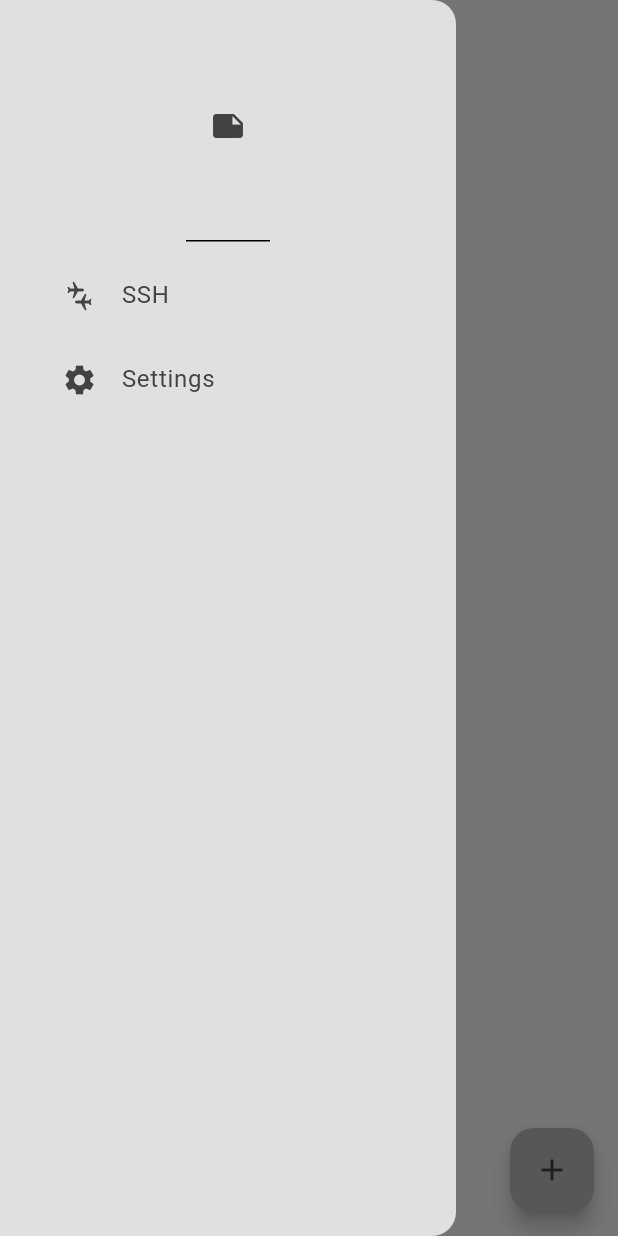
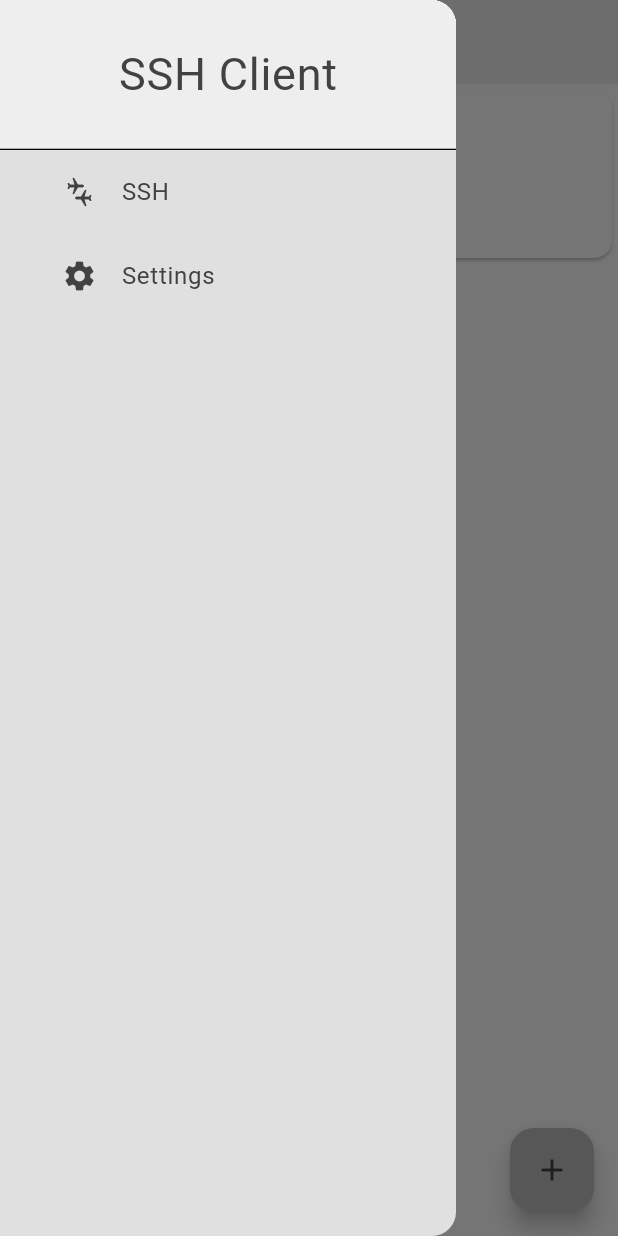
Before and after one commit to antonio-paulino/sshclient, a Flutter app: the screen it shows after launch, with the side drawer open, on a phone screen of 412 x 824 dp. Run offline on Flutter 3.47's test engine with Material 3 defaults, Android fonts, the phone set to English and light mode, and no system bars; our stand-ins replace hive, hive_flutter, shared_preferences; missing offline and left inert: dartssh2; accounts and stored records are empty; statements that could not run were skipped.

Commit message:
Major improvements to the app, change of the database model and the database itself, updated the drawer, added the body of the client page, updated the generated files for the linux, macos and windows platforms, updated the pubspec.yaml and the pubspec.lock files.

```diff
--- a/lib/components/drawer.dart
+++ b/lib/components/drawer.dart
@@ -13,11 +13,26 @@ class MyDrawer extends StatelessWidget {
       child: Column(
         children: [
           // header
-          DrawerHeader(
-            child: Icon(Icons.note,
-                color: Theme.of(context).colorScheme.inversePrimary),
+          SizedBox(
+            height: 100,
+            child: DrawerHeader(
+              decoration: BoxDecoration(
+                color: Theme.of(context).colorScheme.primary,
+              ),
+              margin: const EdgeInsets.all(0),
+              padding: const EdgeInsets.all(0),
+              child: Center(
+                child: Text(
+                  "SSH Client",
+                  style: TextStyle(
+                    color: Theme.of(context).colorScheme.inversePrimary,
+                    fontSize: 30,
+                  ),
+                ),
+              ),
+            ),
           ),
-          // notes option
+          // ssh option
           DrawerTile(
             title: "SSH",
             leading: Icon(Icons.connecting_airports,
--- a/lib/manager/runner.dart
+++ b/lib/manager/runner.dart
@@ -6,8 +6,8 @@ import 'sshclientmanager.dart';
 class Runner {
   final SSHClientManager sshClientManager;
 
-  Runner(String username, String password, String host, int port)
-      : sshClientManager = SSHClientManager(username, password, host, port);
+  Runner(String name, String username, String password, String host, int port, String command)
+      : sshClientManager = SSHClientManager(name, username, password, host, port, command);
 
   Future<void> run() async {
     try {
@@ -19,7 +19,7 @@ class Runner {
 
 
       // Execute command
-      final session = await client.execute('ping -c 5 google.com');
+      final session = await client.execute(sshClientManager.getCommand());
 
       final output = <String>[];
 
@@ -32,9 +32,9 @@ class Runner {
       await session.done;
 
       print('Output:');
-      output.forEach((line) {
+      for (var line in output) {
         print(line);
-      });
+      }
 
       client.close();
     } catch (e) {
--- a/lib/manager/sshclientmanager.dart
+++ b/lib/manager/sshclientmanager.dart
@@ -1,17 +1,19 @@
 
 class SSHClientManager {
+  final String _name;
   final String _username;
   final String _password;
   final String _host;
   final int _port;
-  String _command;
+  final String _command;
 
-  SSHClientManager(String username, String password, String host, int port)
-      : _username = username,
+  const SSHClientManager(String name,String username, String password, String host, int port, String command)
+      : _name = name,
+        _username = username,
         _password = password,
         _host = host,
         _port = port,
-        _command = '';
+        _command = command;
 
   String getUsername() {
     return _username;
@@ -33,7 +35,7 @@ class SSHClientManager {
     return _command;
   }
 
-  void setCommand(String command) {
-    _command = command;
+  String getName() {
+    return _name;
   }
 }
--- a/lib/pages/client_page.dart
+++ b/lib/pages/client_page.dart
@@ -1,6 +1,9 @@
 import 'package:flutter/material.dart';
 import 'package:sshclient/components/drawer.dart';
+import 'package:hive_flutter/hive_flutter.dart';
+import 'package:sshclient/database/sshclient_database.dart';
 import 'package:sshclient/pages/client_create_page.dart';
+import 'package:sshclient/manager/sshclientmanager.dart';
 
 class SSHClient extends StatefulWidget {
   const SSHClient({super.key});
@@ -10,13 +13,57 @@ class SSHClient extends StatefulWidget {
 }
 
 class _SSHClientState extends State<SSHClient> {
+
+  final SSHClientDataBase _db = SSHClientDataBase();
+
+  final _sSHClientBox = Hive.box('SSHClient');
+
+
+
+  @override
+  void initState() {
+
+    // if this is the first time running the app, create initial data
+
+
+    if (_sSHClientBox.get('SSHClient') == null) {
+      _db.createInitialData();
+    } else {
+      _db.loadData();
+    }
+
+    super.initState();
+  }
+
+  void saveNewTask(SSHClientManager client) {
+    setState(() {
+      _db.sSHClientList.add([client.getName(),client.getUsername(), client.getPassword(), client.getHost(), client.getPort(), client.getCommand()]);
+
+      Navigator.of(context).pop();
+    });
+
+    _db.updateData();
+
+
+  }
+  void deleteTask(int id) {
+    setState(() {
+      _db.sSHClientList.removeAt(id);
+    });
+    _db.updateData();
+
+  }
   void createClient() {
-    Navigator.push(context, MaterialPageRoute(builder: (context) => const ClientCreatePage()));
+    Navigator.push(context, MaterialPageRoute(builder: (context) => ClientCreatePage(saveNewTask: saveNewTask, deleteTask: deleteTask,)));
   }
+
   @override
   Widget build(BuildContext context) {
     return Scaffold(
-      appBar: AppBar(),
+      appBar: AppBar(
+        title: const Text("SSH Client"),
+        backgroundColor: Theme.of(context).colorScheme.primary,
+      ),
       floatingActionButton: FloatingActionButton(
         onPressed: createClient,
         backgroundColor: Theme.of(context).colorScheme.secondary,
@@ -26,6 +73,38 @@ class _SSHClientState extends State<SSHClient> {
         ),
       ),
       drawer: const MyDrawer(),
+      body: ListView.builder(
+        itemCount: _db.sSHClientList.length,
+        itemBuilder: (context, index) {
+          return Card(
+            child: ListTile(
+              title: Column(
+                crossAxisAlignment: CrossAxisAlignment.start,
+                children: [
+                  Text(_db.sSHClientList[index][0]),
+                  Text(_db.sSHClientList[index][1]),
+                  Row(
+                    children: [
+                      TextButton(
+                        onPressed: () {
+                          Navigator.push(context, MaterialPageRoute(builder: (context) => ClientCreatePage(client: dbToClient( _db.sSHClientList[index],), index: index, deleteTask: deleteTask, saveNewTask: saveNewTask,)));
+                        },
+                        child: const Text('Edit'),
+                      ),
+                      IconButton(
+                        icon: const Icon(Icons.play_arrow),
+                        onPressed: () {
+                          // Add your delete functionality here
+                        },
+                      ),
+                    ],
+                  ),
+                ],
+              ),
+            ),
+          );
+        },
+      ),
 
     );
   }
--- a/pubspec.yaml
+++ b/pubspec.yaml
@@ -31,13 +31,13 @@ dependencies:
   flutter:
     sdk: flutter
   dartssh2: ^2.8.2
-  isar: ^3.1.0+1
-  isar_flutter_libs: ^3.1.0+1
   path_provider: ^2.1.2
   provider: ^6.1.2
   google_fonts: ^6.2.1
   popover: ^0.3.0
   shared_preferences: ^2.2.2
+  hive: ^2.2.3
+  hive_flutter: ^1.1.0
 
 
   # The following adds the Cupertino Icons font to your application.
@@ -56,7 +56,7 @@ dev_dependencies:
   # package. See that file for information about deactivating specific lint
   # rules and activating additional ones.
   flutter_lints: ^3.0.0
-  isar_generator: ^3.1.0+1
+  hive_generator: ^2.0.1
   build_runner: ^2.4.8
 
 # For information on the generic Dart part of this file, see the
```
Also changed, not shown: lib/database/sshclient_database.dart (+36 -51 lines), lib/database/sshclient_database_model.dart (deleted, +0 -47 lines), lib/main.dart (+22 -32 lines), lib/pages/client_create_page.dart (+100 -18 lines), lib/database/sshclient_database_model.g.dart (deleted), pubspec.lock, 6 other files.
